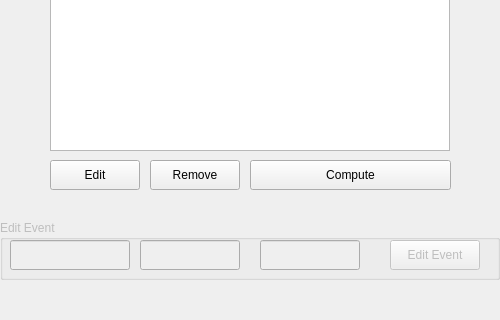
Above: dicesmanual.ui from vlad-avr/Lab2_Random_event_modeling before the change; both pictures show x 0 to 500 and y 280 to 600 of the 500 by 600 pixel window. Below: the same form after it.
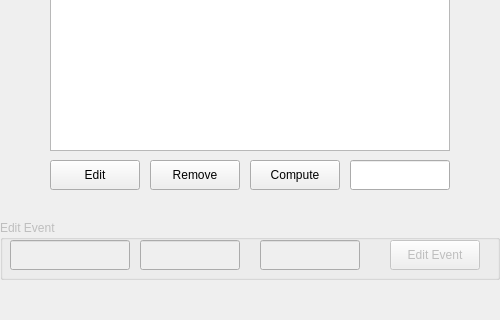
That is the form after the change.

Diff of the .ui file:
```diff
--- a/dicesmanual.ui
+++ b/dicesmanual.ui
@@ -149,7 +149,7 @@
     <rect>
      <x>250</x>
      <y>440</y>
-     <width>201</width>
+     <width>90</width>
      <height>30</height>
     </rect>
    </property>
@@ -255,6 +255,16 @@
     </property>
    </widget>
   </widget>
+  <widget class="QLineEdit" name="lineEdit">
+   <property name="geometry">
+    <rect>
+     <x>350</x>
+     <y>440</y>
+     <width>100</width>
+     <height>30</height>
+    </rect>
+   </property>
+  </widget>
  </widget>
  <resources/>
  <connections/>
```
